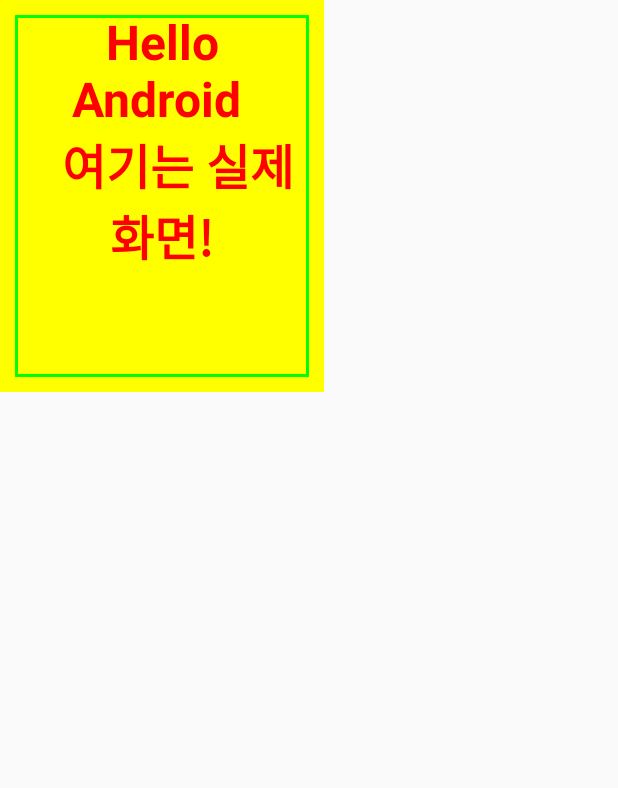
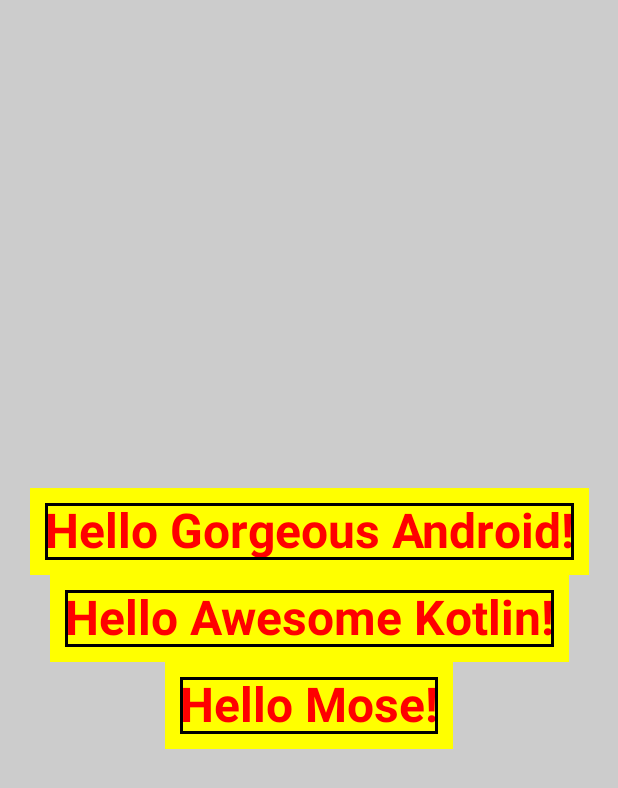
Before and after one commit to K-Mose/JetpackComposeFundamentals, an Android app built with Jetpack Compose: the screen it shows after launch (MainActivity), on a phone screen of 412 x 824 dp. Shown: the top 788 px of the screen. Run offline under Robolectric (Android 15) with nearby library versions, the phone set to English and light mode, and no system bars.

Commit message:
Layout - Column

```diff
--- a/app/src/main/java/com/kmose/jetpackcomposefundamentals/MainActivity.kt
+++ b/app/src/main/java/com/kmose/jetpackcomposefundamentals/MainActivity.kt
@@ -5,14 +5,12 @@ import androidx.activity.ComponentActivity
 import androidx.activity.compose.setContent
 import androidx.compose.foundation.background
 import androidx.compose.foundation.border
-import androidx.compose.foundation.layout.fillMaxHeight
-import androidx.compose.foundation.layout.fillMaxSize
-import androidx.compose.foundation.layout.fillMaxWidth
-import androidx.compose.foundation.layout.padding
+import androidx.compose.foundation.layout.*
 import androidx.compose.material.MaterialTheme
 import androidx.compose.material.Surface
 import androidx.compose.material.Text
 import androidx.compose.runtime.Composable
+import androidx.compose.ui.Alignment
 import androidx.compose.ui.Modifier
 import androidx.compose.ui.graphics.Color
 import androidx.compose.ui.text.font.FontWeight
@@ -26,7 +24,18 @@ class MainActivity : ComponentActivity() {
     override fun onCreate(savedInstanceState: Bundle?) {
         super.onCreate(savedInstanceState)
         setContent {
-            Greeting("Android \n\t 여기는 실제 화면")
+            Column (
+                modifier = Modifier
+                    .background(color = Color.LightGray)
+                    .fillMaxSize()
+                    .fillMaxHeight(),
+                verticalArrangement = Arrangement.Center,
+                horizontalAlignment = Alignment.CenterHorizontally
+            ) {
+                Greeting("Gorgeous Android")
+                Greeting("Awesome Kotlin")
+                Greeting("Mose")
+            }
         }
     }
 }
@@ -44,9 +53,7 @@ fun Greeting(name: String) {
         modifier = Modifier
             .background(color = Color.Yellow)
             .padding(10.dp)
-            .border(2.dp, color = Color.Green)
-            .fillMaxWidth(0.5f)
-            .fillMaxHeight(0.3f)
+            .border(2.dp, color = Color.Black)
     )
 }
 
```
